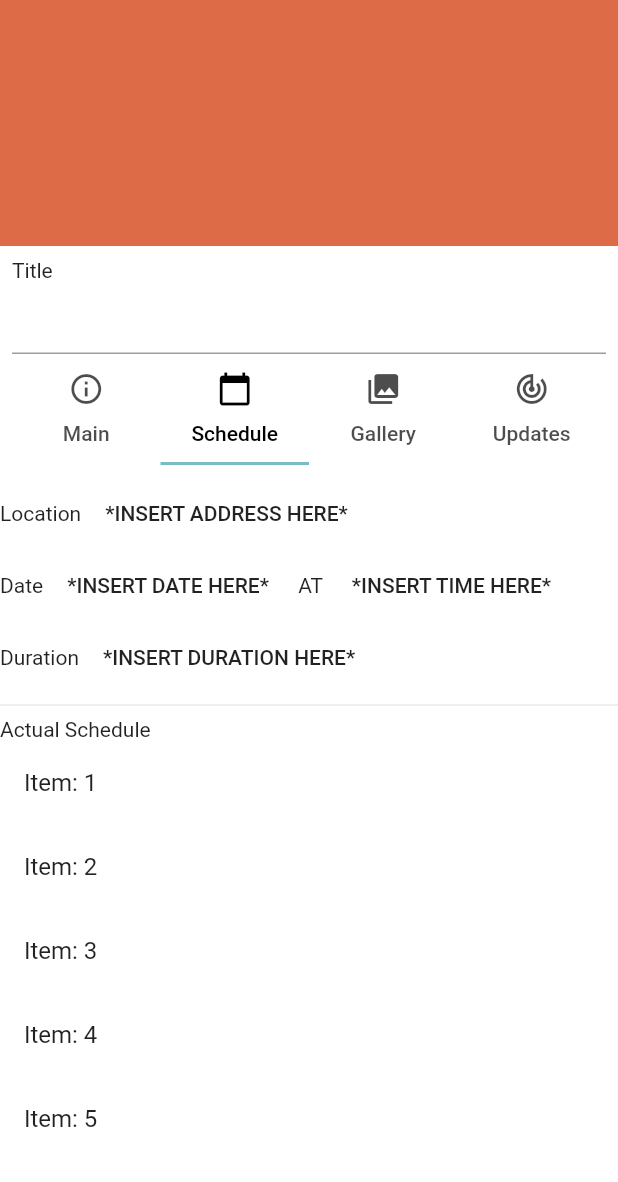
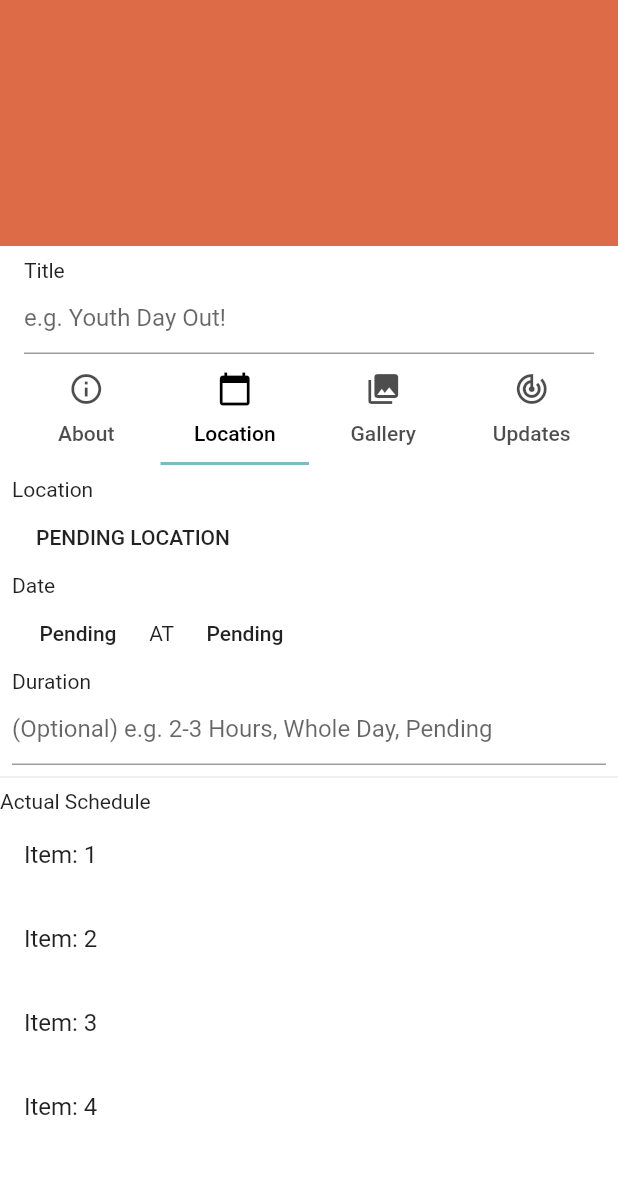
Before and after one commit to DeigoC/CTRIM-App, a Flutter app: the AddEventPage screen opened by its route, tab 2 chosen, on a phone screen of 412 x 824 dp, the part 54-1236 px from its top. Run offline on Flutter 3.47's test engine with Material 2 defaults, Android fonts, the phone set to English and light mode, and no system bars; our stand-ins replace bloc, equatable, flutter_bloc.

```diff
--- a/lib/blocs/EventBloc/event_bloc.dart
+++ b/lib/blocs/EventBloc/event_bloc.dart
@@ -12,14 +12,24 @@ enum Department{
 
 class EventBloc extends Bloc<EventEvent, EventState> {
 
-
   Map<Department, bool> selectedDepartments = {
     Department.CHURCH : false,
     Department.YOUTH : false,
     Department.WOMEN : false,
   };
+  bool _areAnyTextFieldsEmpty = true;
 
-  bool _areAnyTextFieldsEmpty = true;
+  // * Event Fields
+  DateTime _selectedEventDate;
+  DateTime get getSelectedDate => _selectedEventDate;
+  String get getSelectedDateString => _selectedEventDate == null ? 'Pending' : _selectedEventDate.toString();
+
+  TimeOfDay _selectedEventTOD;
+  String get getSelectedTimeString => _selectedEventTOD == null ? 'Pending' : _selectedEventTOD.toString();
+
+  String _eventTitle ='', _eventBody ='';
+  String get eventTitle => _eventTitle;
+  String get eventBody => _eventBody;
 
   @override
   EventState get initialState => EventInitial();
@@ -39,6 +49,25 @@ class EventBloc extends Bloc<EventEvent, EventState> {
     else if(event is DepartmentClickEvent){
       yield* _mapDepartmentClickToState(event);
     }
+
+    else if(event is ScheduleTabEvent){
+      yield* _mapScheduleTabEventsToState(event);
+    }
+  }
+
+  Stream<EventState> _mapScheduleTabEventsToState(ScheduleTabEvent event) async*{
+    if(event is SelectEventDateEvent){
+      yield EventSelectDateState();
+    }else if (event is SelectEventTimeEvent){
+      yield EventSelectTimeState();
+    }else if(event is SetEventDateEvent){
+      if(event.selectedDate != null) _selectedEventDate = event.selectedDate;
+      yield EventDateSelectedState();
+    }else if (event is SetEventTimeEvent){
+      if(event.selectedTOD != null) _selectedEventTOD = event.selectedTOD;
+       yield EventDateSelectedState();// ? Need to change this name perhaps
+    }
+    yield* _canEnableSaveButton();
   }
 
   Stream<EventState> _mapDepartmentClickToState(DepartmentClickEvent event) async*{
@@ -64,7 +93,9 @@ class EventBloc extends Bloc<EventEvent, EventState> {
   }
 
   Stream<EventState> _mapTextChangeToState(TextChangeEvent event) async*{
-    if(event.title.trim().isEmpty || event.body.trim().isEmpty){
+    _eventTitle = event.title?? _eventTitle;
+    _eventBody = event.body?? _eventBody;
+    if(_eventTitle.trim().isEmpty ||_eventBody.trim().isEmpty){
       _areAnyTextFieldsEmpty = true;
     }else{
       _areAnyTextFieldsEmpty = false;
@@ -73,7 +104,8 @@ class EventBloc extends Bloc<EventEvent, EventState> {
   }
 
   Stream<EventState> _canEnableSaveButton() async*{
-    if(_areAnyTextFieldsEmpty || !selectedDepartments.values.contains(true)){
+    if(_areAnyTextFieldsEmpty || !selectedDepartments.values.contains(true) ||
+    _selectedEventTOD == null || _selectedEventDate == null){
        yield EventDisableButton();
     }else{
       yield EventEnableSaveButton();
--- a/lib/blocs/EventBloc/event_event.dart
+++ b/lib/blocs/EventBloc/event_event.dart
@@ -13,7 +13,7 @@ class TabClickEvent extends EventEvent{
 
 class TextChangeEvent extends EventEvent{
   final String title, body;
-  TextChangeEvent({@required this.title, @required this.body});
+  TextChangeEvent({this.title, this.body});
 }
 
 class DepartmentClickEvent extends EventEvent{
@@ -21,3 +21,16 @@ class DepartmentClickEvent extends EventEvent{
   final bool selected;
   DepartmentClickEvent(this.department, this.selected);
 }
+
+// * Schedule Events
+class ScheduleTabEvent extends EventEvent{}
+class SelectEventDateEvent extends ScheduleTabEvent{}
+class SelectEventTimeEvent extends ScheduleTabEvent{}
+class SetEventDateEvent extends ScheduleTabEvent{
+  final DateTime selectedDate;
+  SetEventDateEvent(this.selectedDate);
+}
+class SetEventTimeEvent extends ScheduleTabEvent{
+  final TimeOfDay selectedTOD;
+  SetEventTimeEvent(this.selectedTOD);
+}
--- a/lib/blocs/EventBloc/event_state.dart
+++ b/lib/blocs/EventBloc/event_state.dart
@@ -26,12 +26,19 @@ class EventDepartmentWomenEnabled extends EventDepartmentClickState{}
 class EventDepartmentWomenDisabled extends EventDepartmentClickState{}
 
 // * Tab clicks
-class EventTabClick extends EventState{}
+class EventTabClickState extends EventState{}
 
-class EventMainTabClick extends EventTabClick{}
+class EventMainTabClick extends EventTabClickState{}
 
-class EventScheduleTabClick extends EventTabClick{}
+class EventScheduleTabClick extends EventTabClickState{}
 
-class EventGalleryTabClick extends EventTabClick{}
+class EventGalleryTabClick extends EventTabClickState{}
 
-class EventUpdatesTabClick extends EventTabClick{}
+class EventUpdatesTabClick extends EventTabClickState{}
+
+// * Schedule States
+class EventScheduleState extends EventState{}
+
+class EventSelectDateState extends EventScheduleState{}
+class EventSelectTimeState extends EventScheduleState{}
+class EventDateSelectedState extends EventScheduleState{}
--- a/lib/screens/events/AddEventPage.dart
+++ b/lib/screens/events/AddEventPage.dart
@@ -1,5 +1,8 @@
-import 'package:ctrim_app_v1/blocs/AppBloc/app_bloc.dart';
 import 'package:ctrim_app_v1/blocs/EventBloc/event_bloc.dart';
+import 'package:ctrim_app_v1/widgets/events/galleryTabBody.dart';
+import 'package:ctrim_app_v1/widgets/events/mainTabBody.dart';
+import 'package:ctrim_app_v1/widgets/events/scheduleTabBody.dart';
+import 'package:ctrim_app_v1/widgets/generic/MyTextField.dart';
 import 'package:flutter/material.dart';
 import 'package:flutter_bloc/flutter_bloc.dart';
 
@@ -12,10 +15,8 @@ class AddEventPage extends StatefulWidget {
 class _AddEventPageState extends State<AddEventPage> with SingleTickerProviderStateMixin {
 
   TabController _tabController;
-  TextEditingController _tecBody, _tecTitle, _tecSubtitle;
+  TextEditingController  _tecTitle;
   Orientation _orientation;
-
-  List<int> _numbersTestData = [1,2,3,4,5];
 
   EventBloc _eventBloc;
 
@@ -23,18 +24,14 @@ class _AddEventPageState extends State<AddEventPage> with SingleTickerProviderSt
   void initState() {
     super.initState();
     _tabController = TabController(vsync: this, length: 4);
-    _tecBody = TextEditingController();
     _tecTitle = TextEditingController();
-    _tecSubtitle = TextEditingController();
     _eventBloc = EventBloc();
   }
 
   @override
   void dispose() {
     _tabController.dispose();
-    _tecBody.dispose();
     _tecTitle.dispose();
-    _tecSubtitle.dispose();
     _eventBloc.close();
     super.dispose();
   }
@@ -56,22 +53,18 @@ class _AddEventPageState extends State<AddEventPage> with SingleTickerProviderSt
               padding:  EdgeInsets.all(8.0),
               sliver: SliverList(
                 delegate: SliverChildListDelegate([
-                  Text('Title'),
-                  TextField(
+                  MyTextField(
+                    label: 'Title',
+                    hint: 'e.g. Youth Day Out!',
                     controller: _tecTitle,
-                    onChanged: (newTitle){
-                       _eventBloc.add(TextChangeEvent(
-                        title: newTitle,
-                        body: _tecBody.text,
-                      ));
-                    },
+                    onTextChange: (newTitle) => _eventBloc.add(TextChangeEvent(title: newTitle)),
                   ),
                   TabBar(
                     labelColor: Colors.black,
                     controller: _tabController,
                     tabs: [
-                      Tab(icon: Icon(Icons.info_outline), text: 'Main',),
-                      Tab(icon: Icon(Icons.calendar_today), text: 'Schedule',),
+                      Tab(icon: Icon(Icons.info_outline), text: 'About',),
+                      Tab(icon: Icon(Icons.calendar_today), text: 'Location',),
                       Tab(icon: Icon(Icons.photo_library), text: 'Gallery',),
                       Tab(icon: Icon(Icons.track_changes), text: 'Updates',),
                     ],
@@ -121,17 +114,21 @@ class _AddEventPageState extends State<AddEventPage> with SingleTickerProviderSt
         return BlocConsumer(
         bloc: _eventBloc,
         listener: (_, state){
-
+          //TODO add the dialogues here
+          if(state is EventSelectDateState){
+            _selectEventDate();
+          }else if(state is EventSelectTimeState){
+            _selectEventTime();
+          }
         },
         buildWhen: (previousState, currentState){
-          if(currentState is EventTabClick) return true;
-          //else if(currentState is EventTabClick) return true;
+        if(currentState is EventTabClickState) return true;
           return false;
         },
         builder: (_,state){
           Widget result = _buildTabBody(0);
 
-          if(state is EventTabClick){
+          if(state is EventTabClickState){
             int selectedIndex = _getIndexFromState(state);
             result = _buildTabBody(selectedIndex);
           }
@@ -142,7 +139,7 @@ class _AddEventPageState extends State<AddEventPage> with SingleTickerProviderSt
     });
   }
 
-  int _getIndexFromState(EventTabClick state){
+  int _getIndexFromState(EventTabClickState state){
     if(state is EventMainTabClick) return 0;
     else if(state is EventScheduleTabClick) return 1;
     else if(state is EventGalleryTabClick) return 2;
@@ -160,205 +157,35 @@ class _AddEventPageState extends State<AddEventPage> with SingleTickerProviderSt
     return Center(child: Text('Index is ' + selectedIndex.toString()),);
   }
 
-  ListView _buildMainTabBody(){
-    return ListView(
-      shrinkWrap: true,
-      children: [
-        SizedBox(height: 20,),
-        Text('Departments'),
-        BlocBuilder(
-          bloc: _eventBloc,
-          condition: (_,state){
-            if(state is EventDepartmentClickState) return true;
-            return false;
-          },
-          builder:(_,state){
-            return Wrap(
-            spacing: 8.0,
-            children: _eventBloc.selectedDepartments.keys.map((department){
-              String departmentString = _mapDepartmentToString(department);
-
-              return FilterChip(
-                label: Text(departmentString),
-                selected: _eventBloc.selectedDepartments[department],
-                onSelected: (newValue){
-                  _eventBloc.add(DepartmentClickEvent(department, newValue,));
-                },
-              );
-            }).toList(),
-            );
-          }
-        ),
-        SizedBox(height: 20,),
-        Text('Body'),
-        TextField(
-          controller: _tecBody,
-          onChanged: (newBody){
-           _eventBloc.add(TextChangeEvent(
-              title: _tecTitle.text,
-              body: newBody,
-            ));
-          },
-        ),
-         SizedBox(height: 20,),
-          Text('Subtitle'),
-          TextField(
-            controller: _tecSubtitle,
-            onChanged: (newBody){
-            _eventBloc.add(TextChangeEvent(
-                title: _tecTitle.text,
-                body: newBody,
-              ));
-            },
-          ),
-      ],
-    );
+  MainTabBody _buildMainTabBody(){
+    return  MainTabBody(_eventBloc);
   }
 
-  ListView _buildScheduleTabBody(){
-    return ListView(
-      shrinkWrap: true,
-      children: [
-        Wrap(
-          crossAxisAlignment: WrapCrossAlignment.center,
-          children: [
-             Text('Location'),
-            FlatButton(
-              child: Text('*INSERT ADDRESS HERE*'),
-              onPressed: () => null,
-            ),
-          ],
-        ),
-       Wrap(
-         crossAxisAlignment: WrapCrossAlignment.center,
-         children: [
-          Text('Date'),
-           FlatButton(
-            child: Text('*INSERT DATE HERE*'),
-            onPressed: () => null,
-          ),
-            Text(' AT '),
-            FlatButton(
-              child: Text('*INSERT TIME HERE*'),
-              onPressed: () => null,
-            ),
-       ],),
-
-      Wrap(
-        crossAxisAlignment: WrapCrossAlignment.center,
-        children: [
-         Text('Duration'),
-        FlatButton(
-          child: Text('*INSERT DURATION HERE*'),
-          onPressed: () => null,
-        ),
-      ],),
-      Divider(),
-      Container(
-        width: MediaQuery.of(context).size.width * 0.95,
-        height: MediaQuery.of(context).size.height * 0.6,
-        child: ReorderableListView(
-          header: Text('Actual Schedule'),
-          onReorder: (oldIndex, newIndex){
-            setState(() {
-              int temp = _numbersTestData.removeAt(oldIndex);
-              if(newIndex > _numbersTestData.length - 1) newIndex = _numbersTestData.length;
-              _numbersTestData.insert(newIndex, temp);
-            });
-          },
-          children: _numbersTestData.map((item){
-            return ListTile(
-              key: ValueKey(item),
-              title: Text('Item: $item'),
-            );
-          }).toList(),
-        ),
-      )
-      ],
-    );
+  ScheduleTabBody _buildScheduleTabBody(){
+    return ScheduleTabBody(_eventBloc);
   }
 
-  ListView _buildGalleryTabBody(){
-    double pictureSize = MediaQuery.of(context).size.width * 0.32; // * 3 accross so 4% width left 0.04/4 = 0.01
-        double paddingSize = MediaQuery.of(context).size.width * 0.01;
-        if(_orientation == Orientation.landscape){
-          // * 4 blocks accross so 5 paddings accross
-          pictureSize = MediaQuery.of(context).size.width * 0.2375;
-          paddingSize = MediaQuery.of(context).size.width * 0.01;
-        }
-
-    return ListView(
-      children: [
-        FlatButton(child: Text('ADD/EDIT'), onPressed:()=> BlocProvider.of<AppBloc>(context).add(ToEditAlbum()),),
-        SizedBox(height: 20,),
-        Wrap(
-          children: [
-            Padding(
-              padding: EdgeInsets.only(top: paddingSize, left: paddingSize),
-              child: AnimatedContainer(
-                duration: Duration(milliseconds: 300),
-                curve: Curves.easeInOut,
-                width: pictureSize,
-                height: pictureSize,
-                color: Colors.red,
-              ),
-            ),
-            Padding(
-              padding: EdgeInsets.only(top: paddingSize, left: paddingSize),
-              child: AnimatedContainer(
-                duration: Duration(milliseconds: 300),
-                curve: Curves.easeInOut,
-                width: pictureSize,
-                height: pictureSize,
-                color: Colors.green,
-              ),
-            ),
-            Padding(
-              padding: EdgeInsets.only(top: paddingSize, left: paddingSize),
-              child: AnimatedContainer(
-                duration: Duration(milliseconds: 300),
-                curve: Curves.easeInOut,
-                width: pictureSize,
-                height: pictureSize,
-                color: Colors.purple,
-              ),
-            ),
-            Padding(
-              padding: EdgeInsets.only(top: paddingSize, left: paddingSize),
-              child: AnimatedContainer(
-                duration: Duration(milliseconds: 300),
-                curve: Curves.easeInOut,
-                width: pictureSize,
-                height: pictureSize,
-                color: Colors.yellow,
-              ),
-            ),
-            Padding(
-              padding: EdgeInsets.only(top: paddingSize, left: paddingSize),
-              child: AnimatedContainer(
-                duration: Duration(milliseconds: 300),
-                curve: Curves.easeInOut,
-                width: pictureSize,
-                height: pictureSize,
-                color: Colors.black,
-              ),
-            ),
-          ],
-        )
-      ],
-    );
+  GalleryTabBody _buildGalleryTabBody(){
+    return GalleryTabBody(_orientation);
   }
 
-  String _mapDepartmentToString(Department department){
-    String result;
-    switch(department){
-      case Department.CHURCH: result = 'Church';
-      break;
-      case Department.YOUTH: result = 'Youth';
-      break;
-      case Department.WOMEN: result = 'Women';
-      break;
-    }
-    return result;
+  Future<void> _selectEventDate() async{
+    DateTime pickedDate;
+    pickedDate = await showDatePicker(
+      context: context,
+      initialDate: DateTime.now(),
+      firstDate: DateTime.now().subtract(Duration(days: 1000)),
+      lastDate:  DateTime.now().add(Duration(days: 1000)),
+    );
+    _eventBloc.add(SetEventDateEvent(pickedDate));
+  }
+
+  Future<void> _selectEventTime() async{
+    TimeOfDay pickedTime;
+    pickedTime = await showTimePicker(
+      context: context,
+      initialTime: TimeOfDay.now()
+    );
+    _eventBloc.add(SetEventTimeEvent(pickedTime));
   }
 }
--- a/lib/screens/events/ViewEventPage.dart
+++ b/lib/screens/events/ViewEventPage.dart
@@ -64,7 +64,7 @@ class _ViewEventPageState extends State<ViewEventPage> with SingleTickerProvider
       builder: (_,state){
         Widget result = _buildTabBody(0);
 
-        if(state is EventTabClick){
+        if(state is EventTabClickState){
           int tabIndex = _getIndexFromState(state);
           result = _buildTabBody(tabIndex);
         }
@@ -74,7 +74,7 @@ class _ViewEventPageState extends State<ViewEventPage> with SingleTickerProvider
     );
   }
 
-  int _getIndexFromState(EventTabClick state){
+  int _getIndexFromState(EventTabClickState state){
     if(state is EventMainTabClick) return 0;
     else if(state is EventScheduleTabClick) return 1;
     else if(state is EventGalleryTabClick) return 2;
--- /dev/null
+++ b/lib/widgets/events/event_fields.dart
@@ -0,0 +1,64 @@
+import 'package:ctrim_app_v1/blocs/AppBloc/app_bloc.dart';
+import 'package:ctrim_app_v1/blocs/EventBloc/event_bloc.dart';
+import 'package:flutter/material.dart';
+import 'package:flutter_bloc/flutter_bloc.dart';
+
+class EventDateTimeField extends StatelessWidget {
+  final EventBloc _eventBloc;
+
+  EventDateTimeField(this._eventBloc);
+
+  @override
+  Widget build(BuildContext context) {
+     return BlocBuilder(
+         bloc: _eventBloc,
+         condition: (previousState, currentState){
+           if(currentState is EventScheduleState) return true;
+           return false;
+         },
+          builder:(_,state){
+            return Container(
+              padding: EdgeInsets.symmetric(horizontal: 8),
+              child: Column(
+                crossAxisAlignment: CrossAxisAlignment.start,
+                children: [
+                  Text('Date'),
+                  Wrap(
+                    crossAxisAlignment: WrapCrossAlignment.center,
+                    children: [
+                       FlatButton(
+                        child: Text(_eventBloc.getSelectedDateString),
+                        onPressed: () => _eventBloc.add(SelectEventDateEvent()),
+                      ),
+                        Text(' AT '),
+                        FlatButton(
+                          child: Text(_eventBloc.getSelectedTimeString),
+                          onPressed: () => _eventBloc.add(SelectEventTimeEvent()),
+                        ),
+                    ],
+                  ),
+              ],),
+            );
+          }
+       );
+  }
+}
+
+class EventLocationField extends StatelessWidget {
+  @override
+  Widget build(BuildContext context) {
+   return Container(
+      padding: EdgeInsets.symmetric(horizontal: 8),
+      child: Column(
+        crossAxisAlignment: CrossAxisAlignment.start,
+        children: [
+            Text('Location'),
+            FlatButton(
+              child: Text('PENDING LOCATION'),
+              onPressed: () => BlocProvider.of<AppBloc>(context).add(ToSelectLocationForEvent()),
+            ),
+        ],
+      ),
+    );
+  }
+}
--- /dev/null
+++ b/lib/widgets/events/scheduleTabBody.dart
@@ -0,0 +1,70 @@
+import 'package:ctrim_app_v1/blocs/EventBloc/event_bloc.dart';
+import 'package:ctrim_app_v1/widgets/events/event_fields.dart';
+import 'package:ctrim_app_v1/widgets/generic/MyTextField.dart';
+import 'package:flutter/material.dart';
+
+class ScheduleTabBody extends StatefulWidget {
+
+  final EventBloc _eventBloc;
+  ScheduleTabBody(this._eventBloc);
+
+  @override
+  _ScheduleTabBodyState createState() => _ScheduleTabBodyState();
+}
+
+class _ScheduleTabBodyState extends State<ScheduleTabBody> {
+
+  List<int> _numbersTestData = [1,2,3,4,5];
+  TextEditingController _tecDuration;
+
+  @override
+  void initState() {
+    _tecDuration = TextEditingController();
+    super.initState();
+  }
+
+  @override
+  void dispose() {
+    _tecDuration.dispose();
+    super.dispose();
+  }
+
+  @override
+  Widget build(BuildContext context) {
+    return ListView(
+      shrinkWrap: true,
+      children: [
+        EventLocationField(),
+        EventDateTimeField(widget._eventBloc),
+
+      MyTextField(
+        controller: _tecDuration,
+        label: 'Duration',
+        hint: '(Optional) e.g. 2-3 Hours, Whole Day, Pending',
+        onTextChange: (newDuration) => null,
+      ),
+      Divider(),
+      Container(
+        width: MediaQuery.of(context).size.width * 0.95,
+        height: MediaQuery.of(context).size.height * 0.6,
+        child: ReorderableListView(
+          header: Text('Actual Schedule'),
+          onReorder: (oldIndex, newIndex){
+            setState(() {
+              int temp = _numbersTestData.removeAt(oldIndex);
+              if(newIndex > _numbersTestData.length - 1) newIndex = _numbersTestData.length;
+              _numbersTestData.insert(newIndex, temp);
+            });
+          },
+          children: _numbersTestData.map((item){
+            return ListTile(
+              key: ValueKey(item),
+              title: Text('Item: $item'),
+            );
+          }).toList(),
+        ),
+      )
+      ],
+    );
+  }
+}
--- /dev/null
+++ b/lib/widgets/generic/MyTextField.dart
@@ -0,0 +1,35 @@
+import 'package:flutter/material.dart';
+
+class MyTextField extends StatelessWidget {
+
+  final String label, hint;
+  final TextEditingController controller;
+  final Function(String) onTextChange;
+
+  MyTextField({
+      @required this.label,
+      @required this.controller,
+      this.onTextChange,
+      this.hint
+    });
+
+  @override
+  Widget build(BuildContext context) {
+    return Container(
+      padding: EdgeInsets.symmetric(horizontal: 8),
+      child: Column(
+        crossAxisAlignment: CrossAxisAlignment.start,
+        children: [
+          Text(label,),
+          TextField(
+            controller: controller,
+            onChanged: onTextChange,
+            decoration: InputDecoration(
+              hintText: hint??''
+            ),
+          ),
+        ],
+      ),
+    );
+  }
+}
```
Also changed, not shown: lib/widgets/events/galleryTabBody.dart (added, +81 -0 lines), lib/widgets/events/mainTabBody.dart (added, +112 -0 lines).
